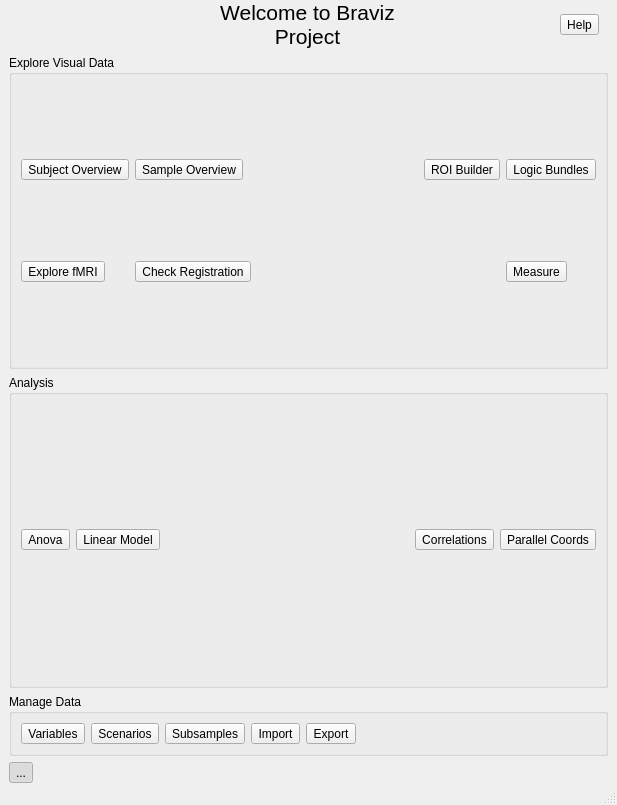
Above: braviz/interaction/qt_guis/menu2_light.ui from diego0020/braviz-app before the change. Below: the same form after it.
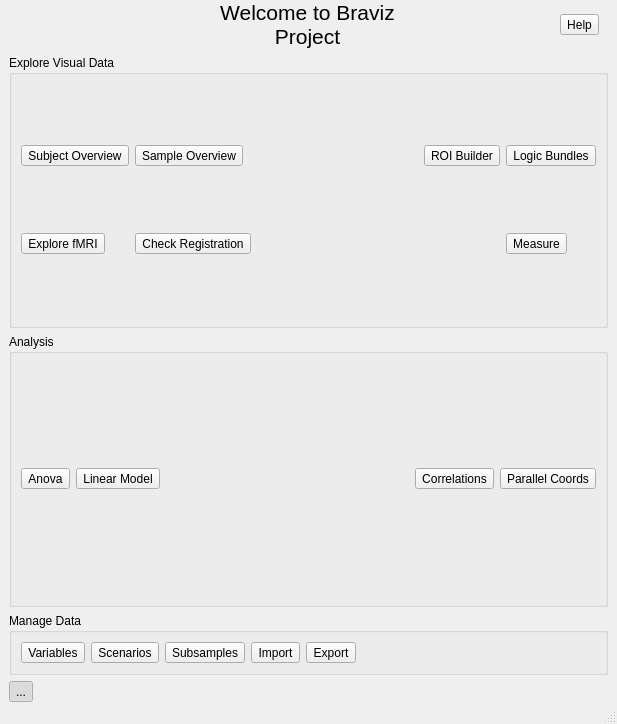
That is the form after the change. Icons and pictures are not drawn.

```diff
--- a/braviz/interaction/qt_guis/menu2_light.ui
+++ b/braviz/interaction/qt_guis/menu2_light.ui
@@ -7,7 +7,7 @@
     <x>0</x>
     <y>0</y>
     <width>617</width>
-    <height>805</height>
+    <height>724</height>
    </rect>
   </property>
   <property name="sizePolicy">
```
Left out of the diff: 9 changed lines with no effect on the pictures.
